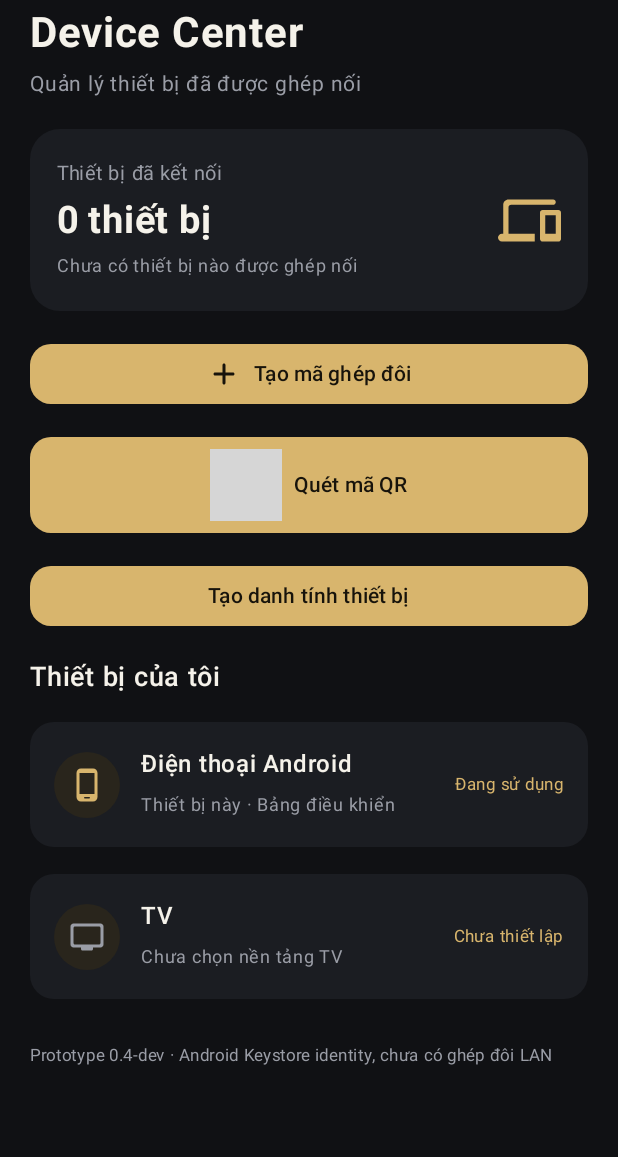
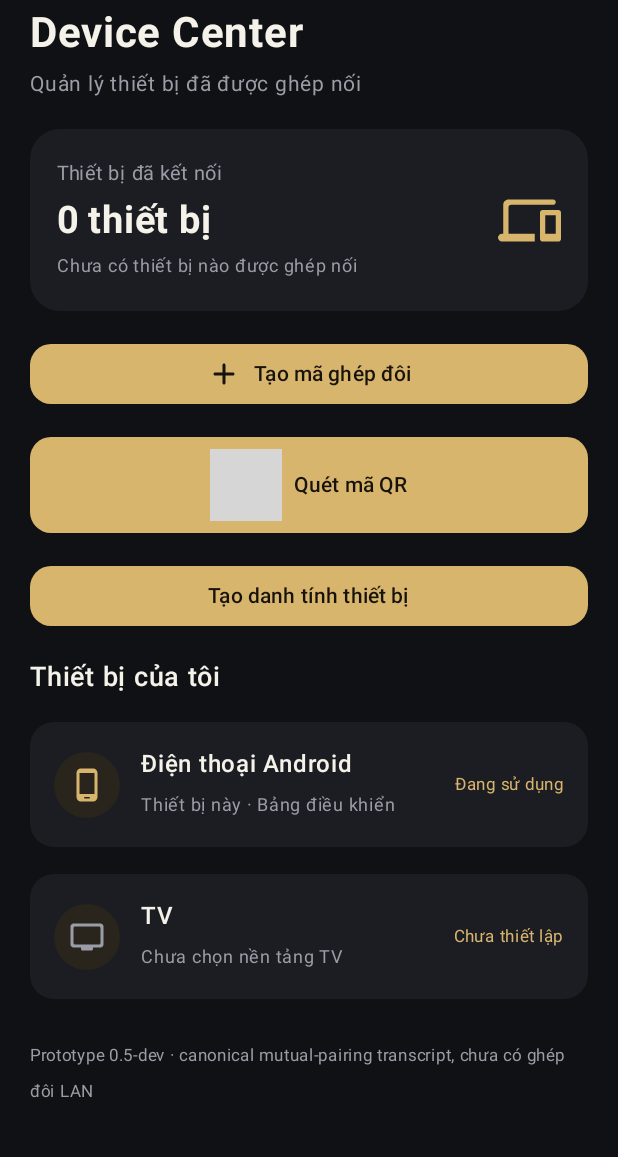
Before and after one commit to dea78799-dotcom/SYNTRA-Ecosystem, an Android app built with Jetpack Compose: the screen it shows after launch (MainActivity), on a phone screen of 412 x 824 dp, the part 72-1229 px from its top. Run offline under Robolectric (Android 15) with nearby library versions, the phone set to English and light mode, and no system bars; libraries missing offline, so code that uses them is left out: com.google.mlkit.vision; 1 statement that could not run was skipped; grey boxes are pictures that could not be loaded.

Commit message:
Update NEXUS prototype status to 0.5-dev

```diff
--- a/projects/syntra-nexus/app/src/main/java/com/syntra/nexus/MainActivity.kt
+++ b/projects/syntra-nexus/app/src/main/java/com/syntra/nexus/MainActivity.kt
@@ -244,7 +244,7 @@ private fun NexusDashboard() {
 
             item {
                 Text(
-                    text = "Prototype 0.4-dev · Android Keystore identity, chưa có ghép đôi LAN",
+                    text = "Prototype 0.5-dev · canonical mutual-pairing transcript, chưa có ghép đôi LAN",
                     color = NexusMuted,
                     fontSize = 11.sp,
                     modifier = Modifier.padding(top = 8.dp, bottom = 12.dp)
```
